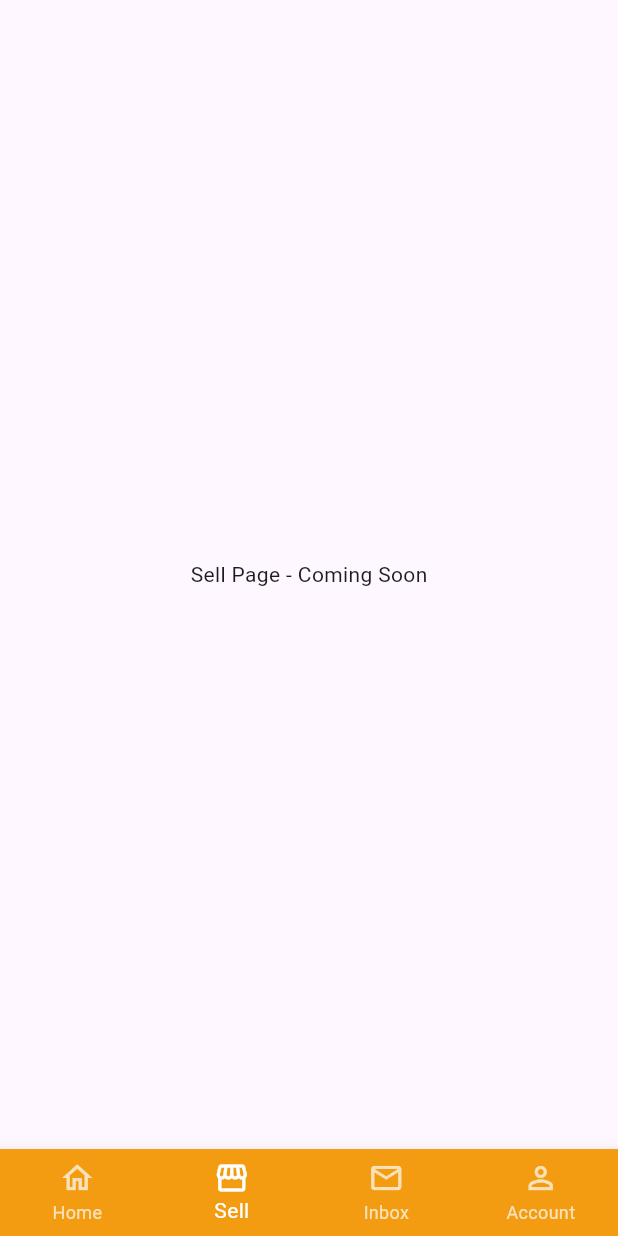
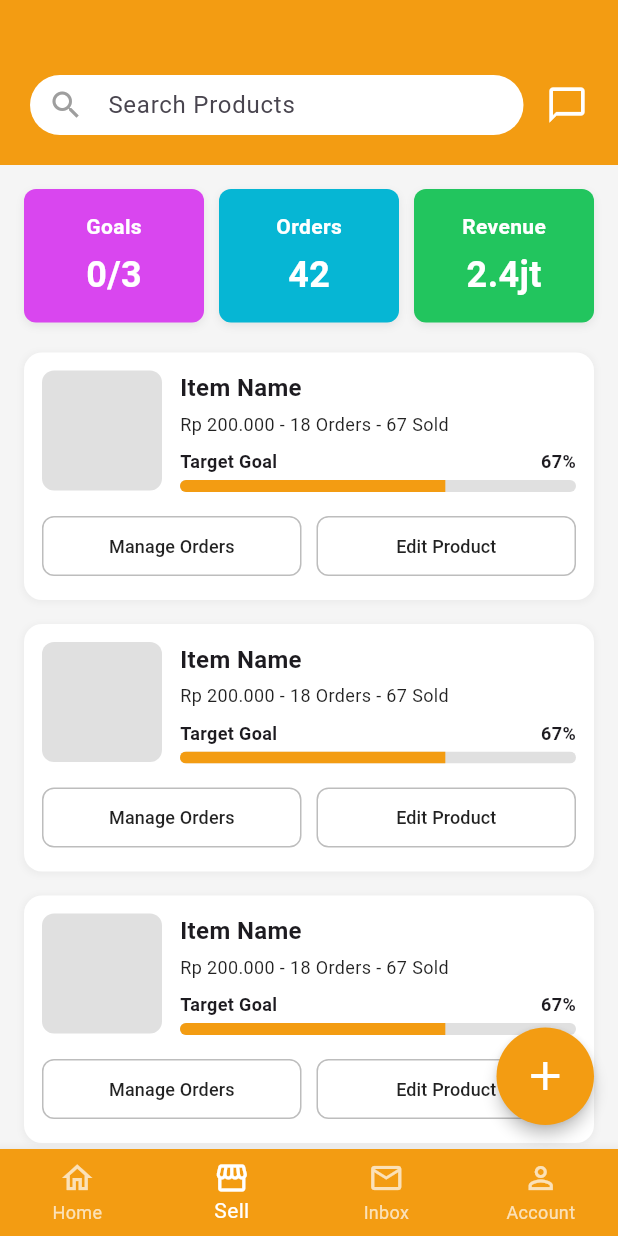
Before and after one commit to mhadiwidjaja/uc_marketplace, a Flutter app: the MainScreen screen opened directly, item 2 of the bottom bar chosen, on a phone screen of 412 x 824 dp. Run offline on Flutter 3.47's test engine with Material 3 defaults, Android fonts, the phone set to English and light mode, and no system bars.

Commit message:
SELL PAGEEEEEE

```diff
--- a/lib/main_screen.dart
+++ b/lib/main_screen.dart
@@ -2,6 +2,7 @@ import 'package:flutter/material.dart';
 import 'home_page.dart';
 import 'account_page.dart';
 import 'inbox_page.dart'; // Import the Inbox Page
+import 'sell_page.dart';
 
 class MainScreen extends StatefulWidget {
   const MainScreen({super.key});
@@ -17,7 +18,7 @@ class _MainScreenState extends State<MainScreen> {
   // The list of pages corresponding to the tabs
   final List<Widget> _pages = [
     const HomePage(),
-    const Scaffold(body: Center(child: Text("Sell Page - Coming Soon"))),
+    const SellPage(),
 
     // 3. Inbox Page (No back button because it's a main tab)
     const InboxPage(showBackButton: false),
--- /dev/null
+++ b/lib/sell_page.dart
@@ -0,0 +1,240 @@
+import 'package:flutter/material.dart';
+import 'customer_service_page.dart'; // Reuse the chat logic
+
+class SellPage extends StatelessWidget {
+  const SellPage({super.key});
+
+  final Color ucOrange = const Color(0xFFF39C12);
+
+  @override
+  Widget build(BuildContext context) {
+    return Scaffold(
+      backgroundColor: const Color(0xFFF5F5F5),
+
+      // Floating Action Button (The big + button)
+      floatingActionButton: SizedBox(
+        width: 65,
+        height: 65,
+        child: FloatingActionButton(
+          onPressed: () {
+            // Logic to add new item
+          },
+          backgroundColor: ucOrange,
+          shape: const CircleBorder(),
+          elevation: 4,
+          child: const Icon(Icons.add, color: Colors.white, size: 32),
+        ),
+      ),
+
+      body: Column(
+        children: [
+          // 1. Header with Search Bar (Same style as Home)
+          Container(
+            padding: const EdgeInsets.only(top: 50, left: 20, right: 20, bottom: 20),
+            decoration: BoxDecoration(color: ucOrange),
+            child: Row(
+              children: [
+                Expanded(
+                  child: Container(
+                    height: 40,
+                    decoration: BoxDecoration(
+                      color: Colors.white,
+                      borderRadius: BorderRadius.circular(20),
+                    ),
+                    child: const TextField(
+                      decoration: InputDecoration(
+                        hintText: "Search Products",
+                        prefixIcon: Icon(Icons.search, color: Colors.grey),
+                        border: InputBorder.none,
+                        contentPadding: EdgeInsets.symmetric(vertical: 10),
+                      ),
+                    ),
+                  ),
+                ),
+                const SizedBox(width: 15),
+                GestureDetector(
+                  onTap: () {
+                    Navigator.push(
+                      context,
+                      MaterialPageRoute(builder: (context) => const CustomerServicePage()),
+                    );
+                  },
+                  child: const Icon(Icons.chat_bubble_outline, color: Colors.white, size: 28),
+                ),
+              ],
+            ),
+          ),
+
+          Expanded(
+            child: ListView(
+              padding: const EdgeInsets.all(16),
+              children: [
+                // 2. Dashboard Stats Row
+                Row(
+                  children: [
+                    _buildStatCard("Goals", "0/3", const Color(0xFFD946EF)), // Purple
+                    const SizedBox(width: 10),
+                    _buildStatCard("Orders", "42", const Color(0xFF06B6D4)), // Cyan
+                    const SizedBox(width: 10),
+                    _buildStatCard("Revenue", "2.4jt", const Color(0xFF22C55E)), // Green
+                  ],
+                ),
+
+                const SizedBox(height: 20),
+
+                // 3. Product List
+                _buildSellItemCard(),
+                _buildSellItemCard(),
+                _buildSellItemCard(),
+                // Add padding at bottom so FAB doesn't cover content
+                const SizedBox(height: 80),
+              ],
+            ),
+          ),
+        ],
+      ),
+    );
+  }
+
+  // --- Helper: Dashboard Stat Card ---
+  Widget _buildStatCard(String title, String value, Color color) {
+    return Expanded(
+      child: Container(
+        padding: const EdgeInsets.symmetric(vertical: 15),
+        decoration: BoxDecoration(
+          color: color,
+          borderRadius: BorderRadius.circular(8),
+          boxShadow: [
+            BoxShadow(
+              color: Colors.grey.withOpacity(0.2),
+              blurRadius: 4,
+              offset: const Offset(0, 2),
+            ),
+          ],
+        ),
+        child: Column(
+          children: [
+            Text(
+              title,
+              style: const TextStyle(color: Colors.white, fontWeight: FontWeight.bold, fontSize: 14),
+            ),
+            const SizedBox(height: 5),
+            Text(
+              value,
+              style: const TextStyle(color: Colors.white, fontWeight: FontWeight.bold, fontSize: 24),
+            ),
+          ],
+        ),
+      ),
+    );
+  }
+
+  // --- Helper: Item Card with Progress Bar ---
+  Widget _buildSellItemCard() {
+    return Container(
+      margin: const EdgeInsets.only(bottom: 16),
+      padding: const EdgeInsets.all(12),
+      decoration: BoxDecoration(
+        color: Colors.white,
+        borderRadius: BorderRadius.circular(12),
+        boxShadow: [
+          BoxShadow(
+            color: Colors.grey.withOpacity(0.1),
+            spreadRadius: 1,
+            blurRadius: 3,
+            offset: const Offset(0, 1),
+          ),
+        ],
+      ),
+      child: Column(
+        children: [
+          Row(
+            crossAxisAlignment: CrossAxisAlignment.start,
+            children: [
+              // Product Image
+              Container(
+                width: 80,
+                height: 80,
+                decoration: BoxDecoration(
+                  color: Colors.grey[300],
+                  borderRadius: BorderRadius.circular(8),
+                ),
+              ),
+              const SizedBox(width: 12),
+
+              // Details
+              Expanded(
+                child: Column(
+                  crossAxisAlignment: CrossAxisAlignment.start,
+                  children: [
+                    const Text(
+                      "Item Name",
+                      style: TextStyle(fontWeight: FontWeight.bold, fontSize: 16),
+                    ),
+                    const SizedBox(height: 4),
+                    const Text(
+                      "Rp 200.000 - 18 Orders - 67 Sold",
+                      style: TextStyle(fontSize: 12, color: Colors.black87),
+                    ),
+                    const SizedBox(height: 8),
+
+                    // Target Goal Row
+                    const Row(
+                      mainAxisAlignment: MainAxisAlignment.spaceBetween,
+                      children: [
+                        Text("Target Goal", style: TextStyle(fontWeight: FontWeight.bold, fontSize: 12)),
+                        Text("67%", style: TextStyle(fontWeight: FontWeight.bold, fontSize: 12)),
+                      ],
+                    ),
+                    const SizedBox(height: 4),
+
+                    // Progress Bar
+                    ClipRRect(
+                      borderRadius: BorderRadius.circular(4),
+                      child: LinearProgressIndicator(
+                        value: 0.67, // 67%
+                        backgroundColor: Colors.grey[300],
+                        color: ucOrange,
+                        minHeight: 8,
+                      ),
+                    ),
+                  ],
+                ),
+              ),
+            ],
+          ),
+          const SizedBox(height: 12),
+
+          // Action Buttons
+          Row(
+            children: [
+              Expanded(
+                child: OutlinedButton(
+                  onPressed: () {},
+                  style: OutlinedButton.styleFrom(
+                    side: BorderSide(color: Colors.grey.shade400),
+                    shape: RoundedRectangleBorder(borderRadius: BorderRadius.circular(8)),
+                    foregroundColor: Colors.black87,
+                  ),
+                  child: const Text("Manage Orders", style: TextStyle(fontSize: 12)),
+                ),
+              ),
+              const SizedBox(width: 10),
+              Expanded(
+                child: OutlinedButton(
+                  onPressed: () {},
+                  style: OutlinedButton.styleFrom(
+                    side: BorderSide(color: Colors.grey.shade400),
+                    shape: RoundedRectangleBorder(borderRadius: BorderRadius.circular(8)),
+                    foregroundColor: Colors.black87,
+                  ),
+                  child: const Text("Edit Product", style: TextStyle(fontSize: 12)),
+                ),
+              ),
+            ],
+          )
+        ],
+      ),
+    );
+  }
+}
--- a/lib/signup_page.dart
+++ b/lib/signup_page.dart
@@ -1,6 +1,6 @@
 import 'package:flutter/material.dart';
 import 'login_page.dart';
-import 'main_screen.dart'; // Import MainScreen to navigate to Home
+import 'main_screen.dart'; // Import MainScreen so we can go to Home
 
 class SignupPage extends StatefulWidget {
   const SignupPage({super.key});
@@ -10,21 +10,20 @@ class SignupPage extends StatefulWidget {
 }
 
 class _SignupPageState extends State<SignupPage> {
-  // Define the orange color from your design
   final Color ucOrange = const Color(0xFFF39C12);
 
   @override
   Widget build(BuildContext context) {
     return Scaffold(
-      backgroundColor: const Color(0xFFF5F5F5), // Light grey background
+      backgroundColor: const Color(0xFFF5F5F5),
       body: SingleChildScrollView(
         child: Column(
           crossAxisAlignment: CrossAxisAlignment.start,
           children: [
-            // 1. The Orange Header
+            // 1. Orange Header
             Container(
               width: double.infinity,
-              height: 120, // Adjust height as needed
+              height: 120,
               color: ucOrange,
               alignment: Alignment.center,
               child: const SafeArea(
@@ -39,7 +38,7 @@ class _SignupPageState extends State<SignupPage> {
               ),
             ),
 
-            // 2. The Form Section
+            // 2. Form Section
             Padding(
               padding: const EdgeInsets.symmetric(horizontal: 24.0, vertical: 30.0),
               child: Column(
@@ -55,26 +54,22 @@ class _SignupPageState extends State<SignupPage> {
                   ),
                   const SizedBox(height: 30),
 
-                  // Username Input
                   _buildLabel("Username"),
                   _buildInputField("Mathew Fernando"),
                   const SizedBox(height: 20),
 
-                  // Email Input
                   _buildLabel("Email Address"),
                   _buildInputField("NorthwestLake@gmail.com"),
                   const SizedBox(height: 20),
 
-                  // Password Input
                   _buildLabel("Password"),
                   _buildInputField("****************", isPassword: true),
 
                   const SizedBox(height: 10),
 
-                  // "Already have an account?" link
+                  // "Already have an account?" -> Goes to Login Page
                   GestureDetector(
                     onTap: () {
-                      // Navigate to Login Page
                       Navigator.push(
                         context,
                         MaterialPageRoute(builder: (context) => const LoginPage()),
@@ -95,7 +90,7 @@ class _SignupPageState extends State<SignupPage> {
 
                   const SizedBox(height: 30),
 
-                  // Sign Up Button
+                  // Sign Up Button -> Goes to Home (MainScreen)
                   SizedBox(
                     width: double.infinity,
                     height: 50,
@@ -107,7 +102,7 @@ class _SignupPageState extends State<SignupPage> {
                         ),
                       ),
                       onPressed: () {
-                        // Navigate to the Main Screen (Home) replacing the current route
+                        // Use pushReplacement so user can't "back" into the signup page
                         Navigator.pushReplacement(
                           context,
                           MaterialPageRoute(builder: (context) => const MainScreen()),
@@ -132,22 +127,16 @@ class _SignupPageState extends State<SignupPage> {
     );
   }
 
-  // Helper widget for the Input Labels (Username, Email, etc.)
   Widget _buildLabel(String text) {
     return Padding(
       padding: const EdgeInsets.only(bottom: 8.0),
       child: Text(
         text,
-        style: const TextStyle(
-          fontWeight: FontWeight.bold,
-          fontSize: 14,
-          color: Colors.black87,
-        ),
+        style: const TextStyle(fontWeight: FontWeight.bold, fontSize: 14, color: Colors.black87),
       ),
     );
   }
 
-  // Helper widget for the Text Fields
   Widget _buildInputField(String placeholder, {bool isPassword = false}) {
     return Container(
       decoration: BoxDecoration(
@@ -167,10 +156,7 @@ class _SignupPageState extends State<SignupPage> {
         decoration: InputDecoration(
           hintText: placeholder,
           hintStyle: TextStyle(color: Colors.grey[500], fontSize: 14),
-          border: OutlineInputBorder(
-            borderRadius: BorderRadius.circular(8),
-            borderSide: BorderSide.none, // Remove default underline
-          ),
+          border: OutlineInputBorder(borderRadius: BorderRadius.circular(8), borderSide: BorderSide.none),
           contentPadding: const EdgeInsets.symmetric(horizontal: 16, vertical: 14),
         ),
       ),
```
Also changed, not shown: lib/login_page.dart (+8 -24 lines).
